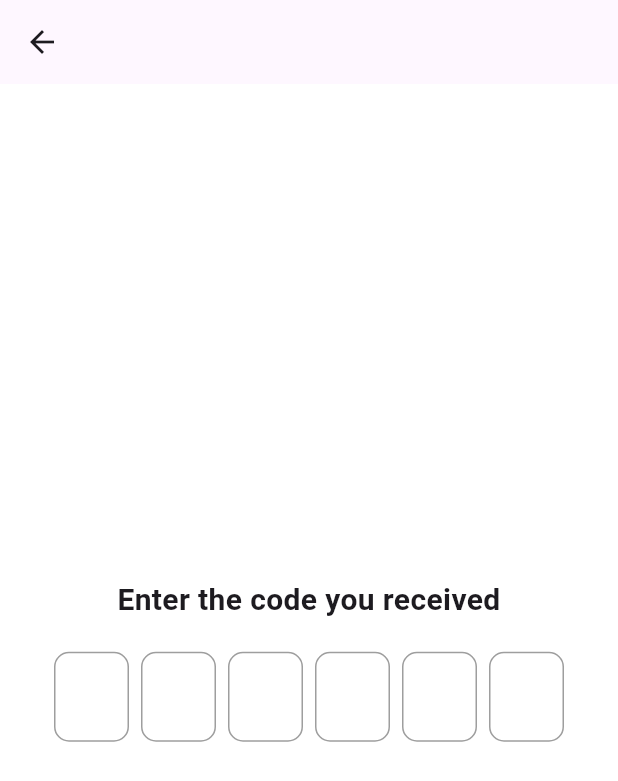
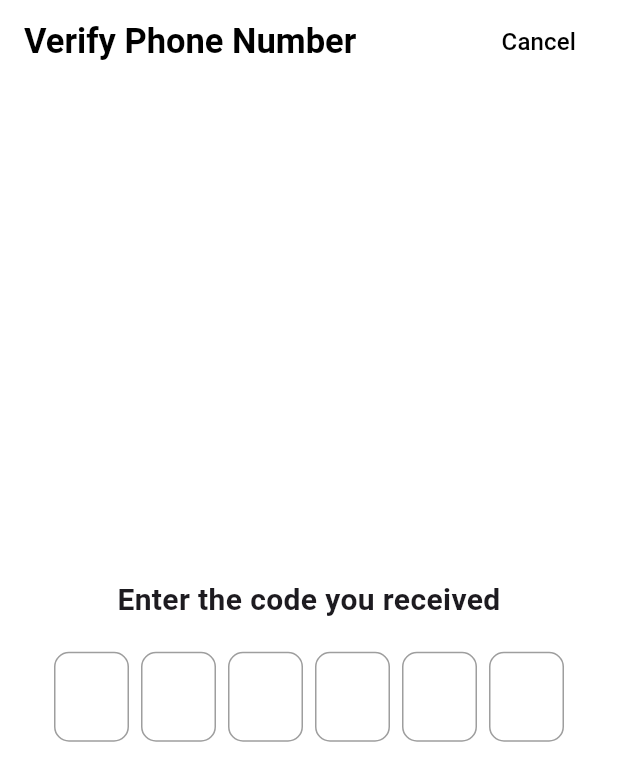
Before and after one commit to ZouheirN/nurse-app, a Flutter app: the VerifySmsPage screen opened directly with empty values, on a phone screen of 412 x 824 dp. Shown: the top 781 px of the screen. Run offline on Flutter 3.47's test engine with Material 3 defaults, Android fonts, the phone set to English and light mode, and no system bars; drawn by our look-alikes of pinput; our stand-ins replace auto_size_text, bloc, cached_network_image, carousel_slider, dio, dropdown_button2 and 14 more; missing offline and left inert: intrinsic_size_builder, onesignal_flutter; accounts and stored records are empty; network calls fail.

Commit message:
improved api secrets security, fixed otp close button, fixed status bar color, fixed history card rows, fixed time to arrive as integer

```diff
--- a/lib/pages/user/verify_sms_page.dart
+++ b/lib/pages/user/verify_sms_page.dart
@@ -10,8 +10,11 @@ class VerifySmsPage extends StatefulWidget {
   final String phoneNumber;
   final bool resend;
 
-  const VerifySmsPage(
-      {super.key, required this.phoneNumber, required this.resend});
+  const VerifySmsPage({
+    super.key,
+    required this.phoneNumber,
+    required this.resend,
+  });
 
   @override
   State<VerifySmsPage> createState() => _VerifySmsPageState();
@@ -43,7 +46,37 @@ class _VerifySmsPageState extends State<VerifySmsPage> {
   Widget build(BuildContext context) {
     return Scaffold(
       backgroundColor: Colors.white,
-      appBar: AppBar(),
+      appBar: AppBar(
+        automaticallyImplyLeading: false,
+        backgroundColor: Colors.transparent,
+        elevation: 0,
+        title: Row(
+          children: [
+            const Text(
+              'Verify Phone Number',
+              style: TextStyle(
+                color: Colors.black,
+                fontWeight: FontWeight.w700,
+                fontSize: 23,
+              ),
+            ),
+            const Spacer(),
+            TextButton(
+              onPressed: () {
+                Navigator.pop(context);
+              },
+              child: const Text(
+                'Cancel',
+                style: TextStyle(
+                  color: Colors.black,
+                  fontWeight: FontWeight.w500,
+                  fontSize: 16,
+                ),
+              ),
+            ),
+          ],
+        ),
+      ),
       body: SafeArea(
         child: Center(
           child: Column(
```
Also changed, not shown: lib/components/history_card.dart (+9 -17 lines), lib/consts.dart (+9 -7 lines), lib/main.dart (+12 -0 lines), lib/pages/user/forgot_password_page.dart (+31 -1 lines), lib/pages/user/request_details_page.dart (+11 -11 lines), 1 other file.
